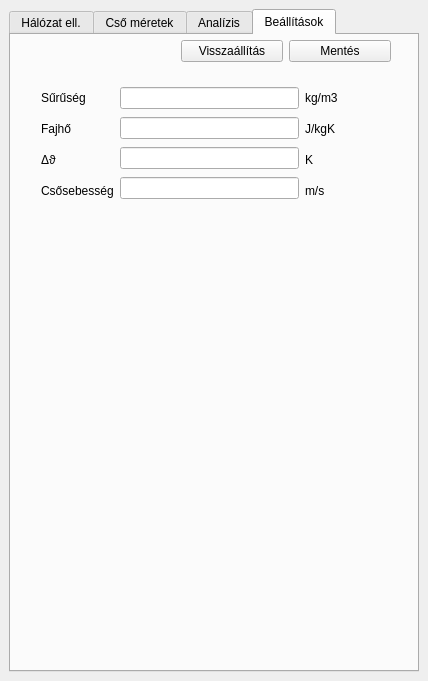
Old version of the form hmv_widget.ui in the repository cruizer/HMV-meretezes.
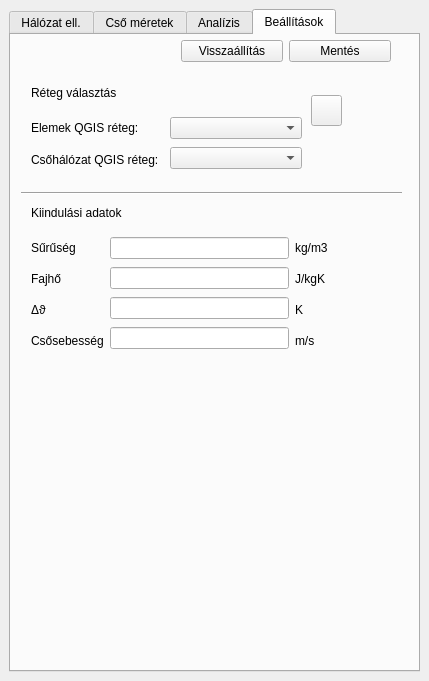
New version of the form. The open tabs and pages were chosen to show the change. Icons and pictures are not drawn.

```diff
--- a/hmv_widget.ui
+++ b/hmv_widget.ui
@@ -6,7 +6,7 @@
    <rect>
     <x>0</x>
     <y>0</y>
-    <width>428</width>
+    <width>429</width>
     <height>681</height>
    </rect>
   </property>
@@ -413,8 +413,8 @@
        <widget class="QWidget" name="layoutWidget">
         <property name="geometry">
          <rect>
-          <x>30</x>
-          <y>50</y>
+          <x>20</x>
+          <y>200</y>
           <width>297</width>
           <height>118</height>
          </rect>
@@ -502,6 +502,101 @@
          </item>
         </layout>
        </widget>
+       <widget class="QLabel" name="label_14">
+        <property name="geometry">
+         <rect>
+          <x>20</x>
+          <y>170</y>
+          <width>121</width>
+          <height>16</height>
+         </rect>
+        </property>
+        <property name="text">
+         <string>Kiindulási adatok</string>
+        </property>
+       </widget>
+       <widget class="QLabel" name="label_17">
+        <property name="geometry">
+         <rect>
+          <x>20</x>
+          <y>50</y>
+          <width>101</width>
+          <height>16</height>
+         </rect>
+        </property>
+        <property name="text">
+         <string>Réteg választás</string>
+        </property>
+       </widget>
+       <widget class="QPushButton" name="refreshLayers_btn">
+        <property name="geometry">
+         <rect>
+          <x>300</x>
+          <y>60</y>
+          <width>31</width>
+          <height>31</height>
+         </rect>
+        </property>
+        <property name="styleSheet">
+         <string notr="true">border-image : url(:/refresh/refresh.svg) 0 0 0 0 stretch stretch;</string>
+        </property>
+        <property name="text">
+         <string/>
+        </property>
+       </widget>
+       <widget class="QWidget" name="layoutWidget">
+        <property name="geometry">
+         <rect>
+          <x>20</x>
+          <y>80</y>
+          <width>271</width>
+          <height>58</height>
+         </rect>
+        </property>
+        <layout class="QHBoxLayout" name="horizontalLayout_6">
+         <item>
+          <layout class="QVBoxLayout" name="verticalLayout_8">
+           <item>
+            <widget class="QLabel" name="label_15">
+             <property name="text">
+              <string>Elemek QGIS réteg:</string>
+             </property>
+            </widget>
+           </item>
+           <item>
+            <widget class="QLabel" name="label_16">
+             <property name="text">
+              <string>Csőhálózat QGIS réteg:</string>
+             </property>
+            </widget>
+           </item>
+          </layout>
+         </item>
+         <item>
+          <layout class="QVBoxLayout" name="verticalLayout_9">
+           <item>
+            <widget class="QComboBox" name="nodeLayerSelect_combo"/>
+           </item>
+           <item>
+            <widget class="QComboBox" name="pipeLayerSelect_combo"/>
+           </item>
+          </layout>
+         </item>
+        </layout>
+       </widget>
+       <widget class="Line" name="line_2">
+        <property name="geometry">
+         <rect>
+          <x>10</x>
+          <y>150</y>
+          <width>381</width>
+          <height>16</height>
+         </rect>
+        </property>
+        <property name="orientation">
+         <enum>Qt::Horizontal</enum>
+        </property>
+       </widget>
       </widget>
      </widget>
     </item>
```
Left out of the diff: 54 changed lines with no effect on the pictures.
